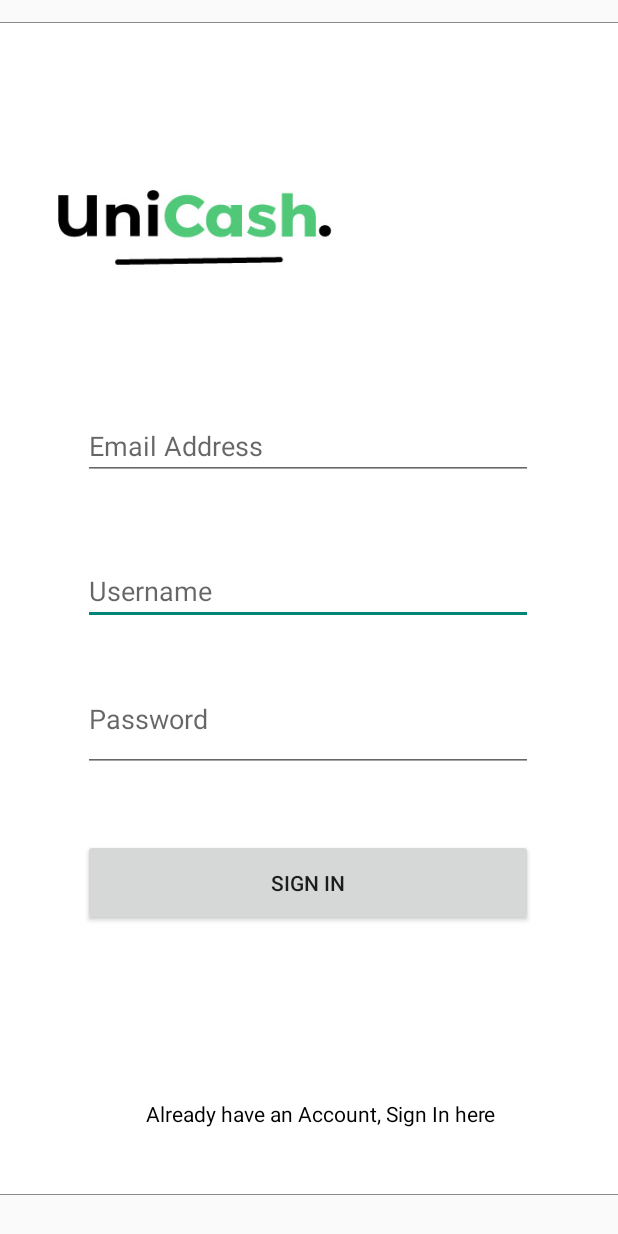
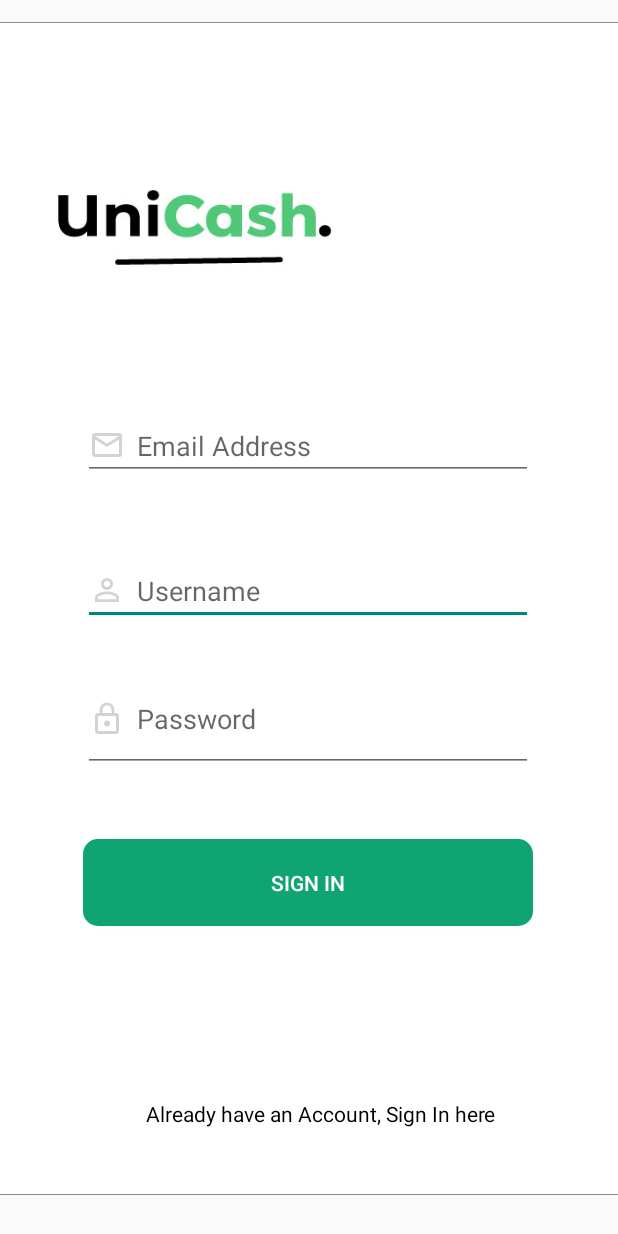
Before and after one commit to Sianwa/UniCash, an Android app: the CreateAccount screen opened directly, with no data from a screen before it, on a phone screen of 412 x 824 dp. Run offline under Robolectric (Android 15) with nearby library versions, the phone set to English and light mode, and no system bars; our stand-ins replace Firebase (no records; nobody signed in at launch, a user with empty details on screens opened directly).

```diff
--- a/app/build.gradle
+++ b/app/build.gradle
@@ -42,6 +42,7 @@ dependencies {
     implementation 'com.android.support:cardview-v7:28.0.0'
     implementation 'com.squareup.picasso:picasso:2.71828'
     implementation "android.arch.work:work-runtime:1.0.1"
+    implementation 'com.github.PhilJay:MPAndroidChart:v3.1.0'
 
 
 }
--- /dev/null
+++ b/app/src/main/res/drawable/account_outline.xml
@@ -0,0 +1,8 @@
+<!-- drawable/account_outline.xml -->
+<vector xmlns:android="http://schemas.android.com/apk/res/android"
+    android:height="24dp"
+    android:width="24dp"
+    android:viewportWidth="24"
+    android:viewportHeight="24">
+    <path android:fillColor="#000" android:pathData="M12,4A4,4 0 0,1 16,8A4,4 0 0,1 12,12A4,4 0 0,1 8,8A4,4 0 0,1 12,4M12,6A2,2 0 0,0 10,8A2,2 0 0,0 12,10A2,2 0 0,0 14,8A2,2 0 0,0 12,6M12,13C14.67,13 20,14.33 20,17V20H4V17C4,14.33 9.33,13 12,13M12,14.9C9.03,14.9 5.9,16.36 5.9,17V18.1H18.1V17C18.1,16.36 14.97,14.9 12,14.9Z" />
+</vector>
--- /dev/null
+++ b/app/src/main/res/drawable/custom_button.xml
@@ -0,0 +1,6 @@
+<?xml version="1.0" encoding="utf-8"?>
+<shape xmlns:android="http://schemas.android.com/apk/res/android">
+    <solid android:color="@color/colorPrimaryDark"/>
+    <corners android:radius="10dp"/>
+
+</shape>
--- /dev/null
+++ b/app/src/main/res/drawable/email_outline.xml
@@ -0,0 +1,8 @@
+<!-- drawable/email_outline.xml -->
+<vector xmlns:android="http://schemas.android.com/apk/res/android"
+    android:height="24dp"
+    android:width="24dp"
+    android:viewportWidth="24"
+    android:viewportHeight="24">
+    <path android:fillColor="#000" android:pathData="M4,4H20A2,2 0 0,1 22,6V18A2,2 0 0,1 20,20H4C2.89,20 2,19.1 2,18V6C2,4.89 2.89,4 4,4M12,11L20,6H4L12,11M4,18H20V8.37L12,13.36L4,8.37V18Z" />
+</vector>
--- /dev/null
+++ b/app/src/main/res/drawable/lock_outline.xml
@@ -0,0 +1,8 @@
+<!-- drawable/lock_outline.xml -->
+<vector xmlns:android="http://schemas.android.com/apk/res/android"
+    android:height="24dp"
+    android:width="24dp"
+    android:viewportWidth="24"
+    android:viewportHeight="24">
+    <path android:fillColor="#000" android:pathData="M12,17C10.89,17 10,16.1 10,15C10,13.89 10.89,13 12,13A2,2 0 0,1 14,15A2,2 0 0,1 12,17M18,20V10H6V20H18M18,8A2,2 0 0,1 20,10V20A2,2 0 0,1 18,22H6C4.89,22 4,21.1 4,20V10C4,8.89 4.89,8 6,8H7V6A5,5 0 0,1 12,1A5,5 0 0,1 17,6V8H18M12,3A3,3 0 0,0 9,6V8H15V6A3,3 0 0,0 12,3Z" />
+</vector>
--- a/app/src/main/res/layout/activity_create_account.xml
+++ b/app/src/main/res/layout/activity_create_account.xml
@@ -37,6 +37,9 @@
         android:bottomLeftRadius="12dp"
         android:bottomRightRadius="12dp"
         android:hint="Username"
+        android:drawableLeft="@drawable/account_outline"
+        android:drawablePadding="8dp"
+        android:drawableTint="#D3D3D3"
         android:inputType="text"
         android:topLeftRadius="12dp"
         android:topRightRadius="12dp"
@@ -60,6 +63,9 @@
         android:bottomLeftRadius="12dp"
         android:bottomRightRadius="12dp"
         android:hint="Email Address"
+        android:drawableLeft="@drawable/email_outline"
+        android:drawablePadding="8dp"
+        android:drawableTint="#D3D3D3"
         android:inputType="textEmailAddress"
         android:topLeftRadius="12dp"
         android:topRightRadius="12dp"
@@ -83,6 +89,9 @@
         android:bottomLeftRadius="12dp"
         android:bottomRightRadius="12dp"
         android:hint="Password"
+        android:drawablePadding="8dp"
+        android:drawableLeft="@drawable/lock_outline"
+        android:drawableTint="#D3D3D3"
         android:inputType="textPassword"
         android:topLeftRadius="12dp"
         android:topRightRadius="12dp"
@@ -103,6 +112,8 @@
         android:layout_marginEnd="8dp"
         android:layout_marginBottom="8dp"
         android:text="Sign in"
+        android:textColor="#ffffff"
+        android:background="@drawable/custom_button"
         app:layout_constraintBottom_toBottomOf="parent"
         app:layout_constraintEnd_toEndOf="parent"
         app:layout_constraintHorizontal_bias="0.494"
--- a/app/src/main/res/layout/slide_layout.xml
+++ b/app/src/main/res/layout/slide_layout.xml
@@ -51,6 +51,7 @@
         android:layout_marginEnd="8dp"
         android:layout_marginRight="8dp"
         android:layout_marginBottom="8dp"
+        android:fontFamily="sans-serif"
         android:text="HEADING"
         android:textSize="24dp"
         app:layout_constraintBottom_toBottomOf="parent"
--- /dev/null
+++ b/app/src/main/res/values/dimens.xml
@@ -0,0 +1,5 @@
+<?xml version="1.0" encoding="utf-8"?>
+<resources>
+    <dimen name="padding_size">10dp</dimen>
+    <dimen name="midpage_height">350dp</dimen>
+</resources>
--- a/build.gradle
+++ b/build.gradle
@@ -4,6 +4,7 @@ buildscript {
     repositories {
         google()
         jcenter()
+
 
     }
     dependencies {
@@ -19,7 +20,7 @@ allprojects {
     repositories {
         google()
         jcenter()
-
+        maven { url 'https://jitpack.io' }
     }
 }
 
```
Also changed, not shown: app/src/main/java/com/example/unicash/AnalytFragment.java (+32 -0 lines), app/src/main/res/drawable/account_circle_outline.xml (added, +8 -0 lines), app/src/main/res/layout/activity_login.xml (+7 -0 lines), app/src/main/res/layout/analytics_frag.xml (+63 -4 lines).
